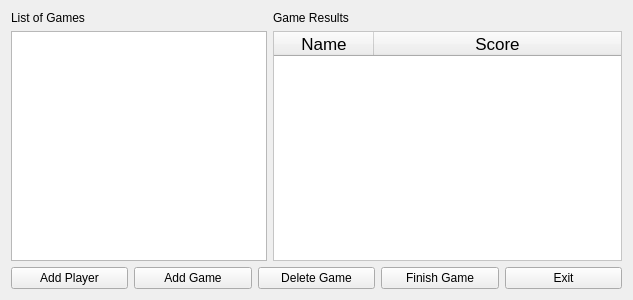
GFlores17/JackboxT.O.-GUI-Version, file MatchMenu.ui: the form before one commit.
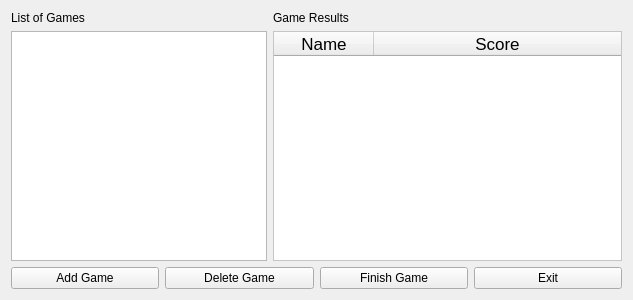
The form after the commit.

What changed in the file:
```diff
--- a/MatchMenu.ui
+++ b/MatchMenu.ui
@@ -133,14 +133,7 @@
    <item row="2" column="0" colspan="2">
     <layout class="QHBoxLayout" name="horizontalLayout">
      <item>
-      <widget class="QPushButton" name="pushButton">
-       <property name="text">
-        <string>Add Player</string>
-       </property>
-      </widget>
-     </item>
-     <item>
-      <widget class="QPushButton" name="pushButton_3">
+      <widget class="QPushButton" name="addGameButton">
        <property name="text">
         <string>Add Game</string>
        </property>
```
Left out of the diff: 10 changed lines with no effect on the pictures.
